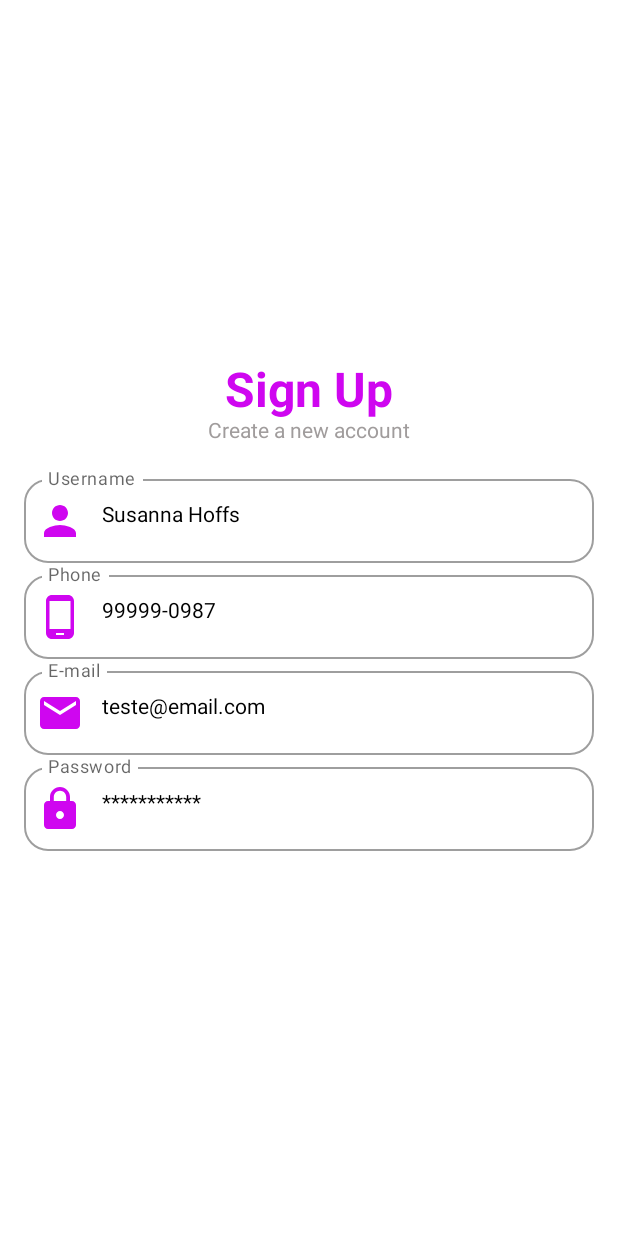
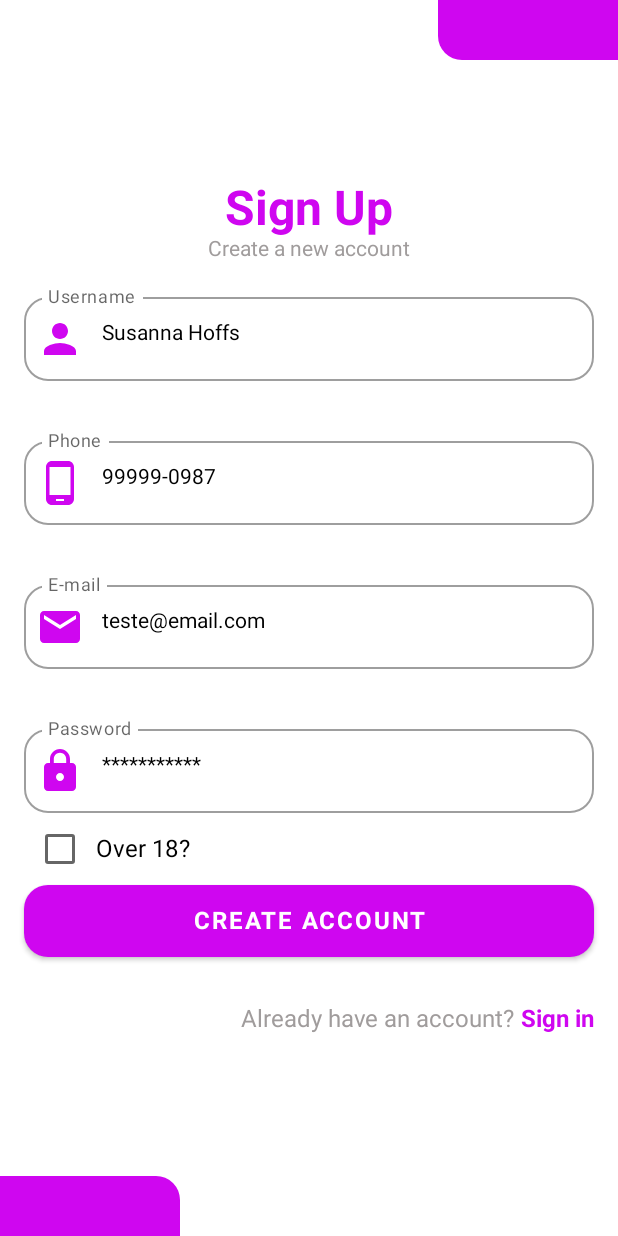
Before and after one commit to Xul14/Login-Surface, an Android app built with Jetpack Compose: the @Preview function SignUpScreen, on a phone screen of 412 x 824 dp. Run offline under Robolectric (Android 15) with nearby library versions, the phone set to English and light mode, and no system bars.

Commit message:
Sign Up concluída

```diff
--- a/app/src/main/java/br/senai/sp/jandira/triproom/SignUpActivity.kt
+++ b/app/src/main/java/br/senai/sp/jandira/triproom/SignUpActivity.kt
@@ -15,6 +15,7 @@ import androidx.compose.ui.res.painterResource
 import androidx.compose.ui.res.stringResource
 import androidx.compose.ui.text.font.FontWeight
 import androidx.compose.ui.text.input.KeyboardType
+import androidx.compose.ui.text.style.TextAlign
 import androidx.compose.ui.tooling.preview.Preview
 import androidx.compose.ui.unit.dp
 import androidx.compose.ui.unit.sp
@@ -39,6 +40,23 @@ fun SignUpScreen() {
         modifier = Modifier.fillMaxSize(),
     ) {
 
+        Row(
+            modifier = Modifier.fillMaxWidth(),
+            horizontalArrangement = Arrangement.End
+        ) {
+
+            Surface(
+                modifier = Modifier
+                    .width(120.dp)
+                    .height(40.dp),
+                color = Color(207, 6, 240, 255),
+                shape = RoundedCornerShape(bottomStart = 16.dp)
+            ) {
+
+            }
+
+        }
+
         Column(
             modifier = Modifier.fillMaxSize(),
             horizontalAlignment = Alignment.CenterHorizontally,
@@ -46,14 +64,14 @@ fun SignUpScreen() {
         ) {
 
             Text(
-                text = "Sign Up",
+                text = stringResource(R.string.title_signup),
                 fontSize = 32.sp,
                 fontWeight = FontWeight.Bold,
                 color = Color(207, 6, 240, 255)
             )
 
             Text(
-                text = "Create a new account",
+                text = stringResource(R.string.new_account),
                 fontSize = 14.sp,
                 color = Color(160, 156, 156, 255)
             )
@@ -71,7 +89,7 @@ fun SignUpScreen() {
                     onValueChange = {},
                     modifier = Modifier.fillMaxWidth(),
                     shape = RoundedCornerShape(16.dp),
-                    label = { (Text(text = "Username")) },
+                    label = { (Text(text = stringResource(R.string.input_username))) },
                     leadingIcon = {
                         Icon(
                             painter = painterResource(id = R.drawable.baseline_person_24),
@@ -82,12 +100,15 @@ fun SignUpScreen() {
                     }
                 )
 
+                Spacer(modifier = Modifier.height(32.dp))
+
+
                 OutlinedTextField(
                     value = "99999-0987",
                     onValueChange = {},
                     modifier = Modifier.fillMaxWidth(),
                     shape = RoundedCornerShape(16.dp),
-                    label = { (Text(text = "Phone")) },
+                    label = { (Text(text = stringResource(R.string.input_phone))) },
                     leadingIcon = {
                         Icon(
                             painter = painterResource(id = R.drawable.baseline_phone_android_24),
@@ -97,6 +118,9 @@ fun SignUpScreen() {
                         )
                     }
                 )
+
+                Spacer(modifier = Modifier.height(32.dp))
+
 
                 OutlinedTextField(
                     value = "teste@email.com",
@@ -115,6 +139,9 @@ fun SignUpScreen() {
                     }
                 )
 
+                Spacer(modifier = Modifier.height(32.dp))
+
+
                 OutlinedTextField(
                     value = "***********",
                     onValueChange = {},
@@ -132,32 +159,83 @@ fun SignUpScreen() {
                     }
                 )
 
+                Row (
+                    modifier = Modifier.fillMaxWidth(),
+                    verticalAlignment = Alignment.CenterVertically)
+                {
+                    Checkbox(checked = false,
+                        onCheckedChange = {},
+                        colors = CheckboxDefaults.colors( Color(207, 6, 240, 255))
+                    )
 
+                    Text(
+                        text = stringResource(R.string.text_over),
+                        fontSize = 16.sp,
+                    )
 
+                }
 
+                Button(
+                    onClick = {},
+                    shape = RoundedCornerShape(16.dp),
+                    colors = ButtonDefaults.buttonColors(Color(207, 6, 240, 255)),
+                    modifier = Modifier
+                        .fillMaxWidth()
+                        .height(48.dp)
+                ) {
+                    Text(
+                        text = stringResource(R.string.button_account),
+                        fontSize = 16.sp,
+                        textAlign = TextAlign.Center,
+                        fontWeight = FontWeight.Bold,
+                        color = Color.White
+                    )
+                }
+
+                Spacer(modifier = Modifier.height(32.dp))
+
+                Column(
+                    modifier = Modifier
+                        .fillMaxWidth(),
+                    horizontalAlignment = Alignment.End
+                ){
+
+                    Row() {
+
+                        Text(
+                            text = stringResource(R.string.text_already),
+                            fontSize = 16.sp,
+                            color = Color(160, 156, 156, 255)
+                        )
+
+                        Text(
+                            text = stringResource(R.string.text_signIn),
+                            fontSize = 16.sp,
+                            fontWeight = FontWeight.Bold,
+                            color = Color(207, 6, 240, 255)
+                        )
+
+                    }
+                }
+            }
+        }
+
+        Row(
+            modifier = Modifier.fillMaxWidth(),
+            verticalAlignment = Alignment.Bottom
+        ) {
+
+            Surface(
+                modifier = Modifier
+                    .width(120.dp)
+                    .height(40.dp),
+                color = Color(207, 6, 240, 255),
+                shape = RoundedCornerShape(topEnd = 16.dp)
+            ) {
 
             }
 
-
         }
 
-
-
-
-
-
-
-
-
-
-
-
-
-
-
-
-
     }
-
-
 }
--- /dev/null
+++ b/app/src/main/res/drawable/baseline_location_on_24.xml
@@ -0,0 +1,5 @@
+<vector android:height="24dp" android:tint="#000000"
+    android:viewportHeight="24" android:viewportWidth="24"
+    android:width="24dp" xmlns:android="http://schemas.android.com/apk/res/android">
+    <path android:fillColor="@android:color/white" android:pathData="M12,2C8.13,2 5,5.13 5,9c0,5.25 7,13 7,13s7,-7.75 7,-13c0,-3.87 -3.13,-7 -7,-7zM12,11.5c-1.38,0 -2.5,-1.12 -2.5,-2.5s1.12,-2.5 2.5,-2.5 2.5,1.12 2.5,2.5 -1.12,2.5 -2.5,2.5z"/>
+</vector>
--- a/app/src/main/res/values/strings.xml
+++ b/app/src/main/res/values/strings.xml
@@ -1,11 +1,19 @@
 <resources>
     <string name="app_name">TripRoom</string>
     <string name="title_activity_sign_up">SignUpActivity</string>
+    <string name="title_activity_home">HomeActivity</string>
     <string name="text_login">Login</string>
     <string name="text_continue">Please sign in to continue</string>
     <string name="input_email">E-mail</string>
     <string name="input_password">Password</string>
-    <string name="button_signIn">SIGN IN</string>
+    <string name="text_signIn">Sign in</string>
     <string name="create_account">"Dont't have an account? "</string>
     <string name="text_signUp">Sign up</string>
+    <string name="title_signup">Sign Up</string>
+    <string name="new_account">Create a new account</string>
+    <string name="input_username">Username</string>
+    <string name="input_phone">Phone</string>
+    <string name="text_over">Over 18?</string>
+    <string name="button_account">CREATE ACCOUNT</string>
+    <string name="text_already">"Already have an account? "</string>
 </resources>
```
Also changed, not shown: app/src/main/AndroidManifest.xml (+6 -1 lines), app/src/main/java/br/senai/sp/jandira/triproom/HomeActivity.kt (added, +115 -0 lines), app/src/main/java/br/senai/sp/jandira/triproom/MainActivity.kt (+8 -1 lines), app/src/main/res/drawable/paris.jpeg (added), app/src/main/res/drawable/susanna_profile.jpeg (added), app/src/main/res/drawable/travel_bag.png (added).
